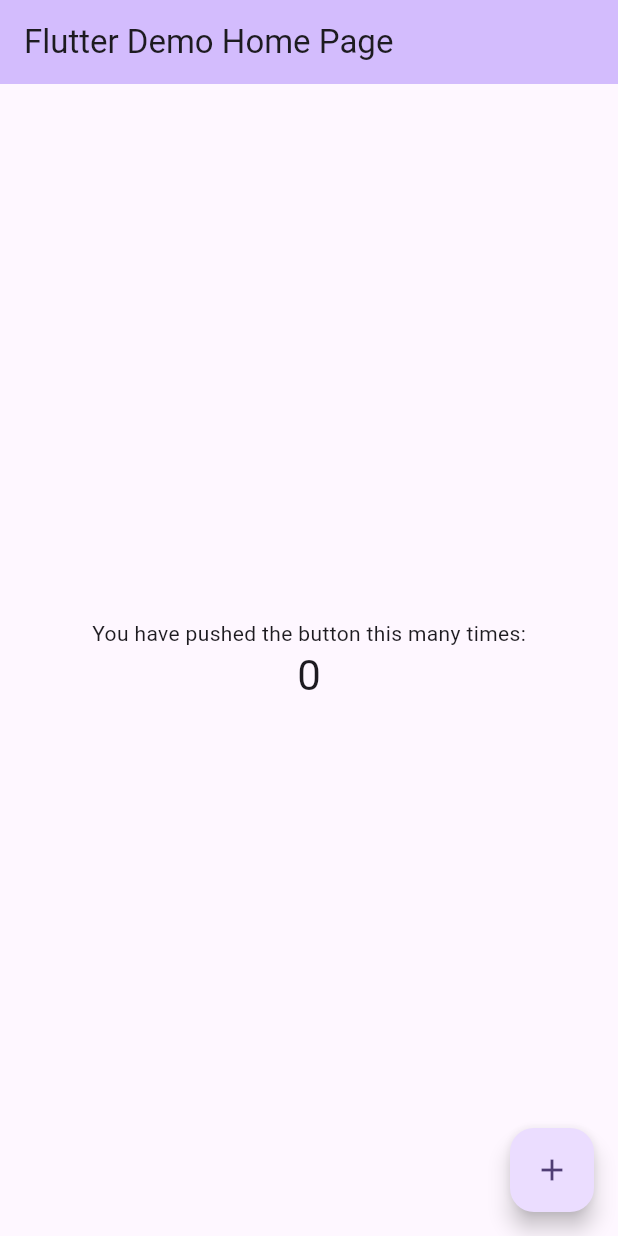
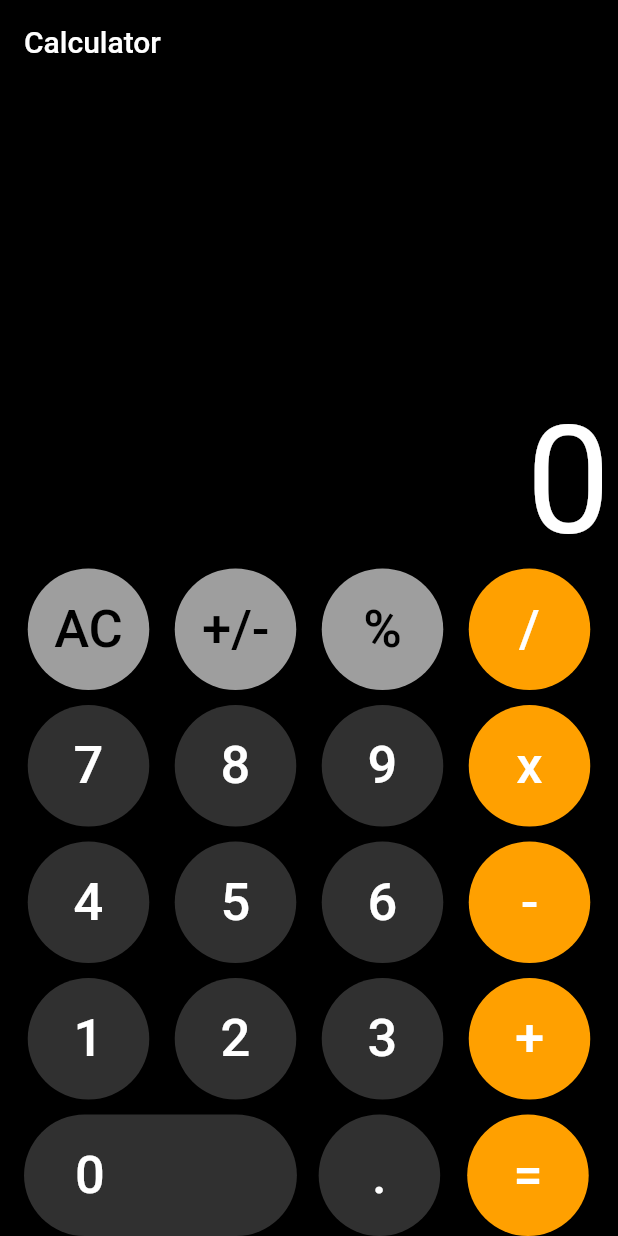
Before and after one commit to BENJAHJP/flutter-calculator, a Flutter app: the screen it shows after launch, on a phone screen of 412 x 824 dp. Run offline on Flutter 3.47's test engine with Material 2 defaults, Android fonts, the phone set to English and light mode, and no system bars.

Commit message:
calculator full

```diff
--- a/lib/main.dart
+++ b/lib/main.dart
@@ -1,125 +1,207 @@
 import 'package:flutter/material.dart';
 
-void main() {
-  runApp(const MyApp());
-}
+void main() => runApp(const CalculatorApp());
 
-class MyApp extends StatelessWidget {
-  const MyApp({super.key});
+class CalculatorApp extends StatelessWidget {
+  const CalculatorApp({super.key});
 
-  // This widget is the root of your application.
   @override
   Widget build(BuildContext context) {
-    return MaterialApp(
-      title: 'Flutter Demo',
-      theme: ThemeData(
-        // This is the theme of your application.
-        //
-        // TRY THIS: Try running your application with "flutter run". You'll see
-        // the application has a blue toolbar. Then, without quitting the app,
-        // try changing the seedColor in the colorScheme below to Colors.green
-        // and then invoke "hot reload" (save your changes or press the "hot
-        // reload" button in a Flutter-supported IDE, or press "r" if you used
-        // the command line to start the app).
-        //
-        // Notice that the counter didn't reset back to zero; the application
-        // state is not lost during the reload. To reset the state, use hot
-        // restart instead.
-        //
-        // This works for code too, not just values: Most code changes can be
-        // tested with just a hot reload.
-        colorScheme: ColorScheme.fromSeed(seedColor: Colors.deepPurple),
-        useMaterial3: true,
-      ),
-      home: const MyHomePage(title: 'Flutter Demo Home Page'),
+    return const MaterialApp(
+      debugShowCheckedModeBanner: false,
+      home: Calculator(),
     );
   }
 }
 
-class MyHomePage extends StatefulWidget {
-  const MyHomePage({super.key, required this.title});
-
-  // This widget is the home page of your application. It is stateful, meaning
-  // that it has a State object (defined below) that contains fields that affect
-  // how it looks.
-
-  // This class is the configuration for the state. It holds the values (in this
-  // case the title) provided by the parent (in this case the App widget) and
-  // used by the build method of the State. Fields in a Widget subclass are
-  // always marked "final".
-
-  final String title;
+class Calculator extends StatefulWidget {
+  const Calculator({super.key});
 
   @override
-  State<MyHomePage> createState() => _MyHomePageState();
+  State<Calculator> createState() => _CalculatorState();
 }
 
-class _MyHomePageState extends State<MyHomePage> {
-  int _counter = 0;
-
-  void _incrementCounter() {
-    setState(() {
-      // This call to setState tells the Flutter framework that something has
-      // changed in this State, which causes it to rerun the build method below
-      // so that the display can reflect the updated values. If we changed
-      // _counter without calling setState(), then the build method would not be
-      // called again, and so nothing would appear to happen.
-      _counter++;
-    });
+class _CalculatorState extends State<Calculator> {
+  Widget calculatorButton(String btnText, Color btnColor, Color txtColor) {
+    return Container(
+        child: MaterialButton(
+      onPressed: () {
+        calculation(btnText);
+      },
+      shape: const CircleBorder(),
+      color: btnColor,
+      padding: const EdgeInsets.all(20),
+      child: Text(
+        btnText,
+        style: TextStyle(fontSize: 35, color: txtColor),
+      ),
+    ));
   }
 
   @override
   Widget build(BuildContext context) {
-    // This method is rerun every time setState is called, for instance as done
-    // by the _incrementCounter method above.
-    //
-    // The Flutter framework has been optimized to make rerunning build methods
-    // fast, so that you can just rebuild anything that needs updating rather
-    // than having to individually change instances of widgets.
     return Scaffold(
+      backgroundColor: Colors.black,
       appBar: AppBar(
-        // TRY THIS: Try changing the color here to a specific color (to
-        // Colors.amber, perhaps?) and trigger a hot reload to see the AppBar
-        // change color while the other colors stay the same.
-        backgroundColor: Theme.of(context).colorScheme.inversePrimary,
-        // Here we take the value from the MyHomePage object that was created by
-        // the App.build method, and use it to set our appbar title.
-        title: Text(widget.title),
+        title: const Text("Calculator"),
+        backgroundColor: Colors.black,
       ),
-      body: Center(
-        // Center is a layout widget. It takes a single child and positions it
-        // in the middle of the parent.
+      body: Padding(
+        padding: const EdgeInsets.symmetric(horizontal: 5),
         child: Column(
-          // Column is also a layout widget. It takes a list of children and
-          // arranges them vertically. By default, it sizes itself to fit its
-          // children horizontally, and tries to be as tall as its parent.
-          //
-          // Column has various properties to control how it sizes itself and
-          // how it positions its children. Here we use mainAxisAlignment to
-          // center the children vertically; the main axis here is the vertical
-          // axis because Columns are vertical (the cross axis would be
-          // horizontal).
-          //
-          // TRY THIS: Invoke "debug painting" (choose the "Toggle Debug Paint"
-          // action in the IDE, or press "p" in the console), to see the
-          // wireframe for each widget.
-          mainAxisAlignment: MainAxisAlignment.center,
-          children: <Widget>[
-            const Text(
-              'You have pushed the button this many times:',
+          mainAxisAlignment: MainAxisAlignment.end,
+          children: [
+            Row(
+              mainAxisAlignment: MainAxisAlignment.end,
+              children: [
+                const Padding(padding: EdgeInsets.all(10)),
+                Text(
+                  text,
+                  textAlign: TextAlign.left,
+                  style: const TextStyle(color: Colors.white, fontSize: 100),
+                )
+              ],
             ),
-            Text(
-              '$_counter',
-              style: Theme.of(context).textTheme.headlineMedium,
+            Row(
+              mainAxisAlignment: MainAxisAlignment.spaceEvenly,
+              children: [
+                calculatorButton("AC", Colors.grey, Colors.black),
+                calculatorButton("+/-", Colors.grey, Colors.black),
+                calculatorButton("%", Colors.grey, Colors.black),
+                calculatorButton("/", Colors.amber[700]!, Colors.white)
+              ],
             ),
+            const SizedBox(
+              height: 10,
+            ),
+            Row(
+              mainAxisAlignment: MainAxisAlignment.spaceEvenly,
+              children: [
+                calculatorButton("7", Colors.grey[850]!, Colors.white),
+                calculatorButton("8", Colors.grey[850]!, Colors.white),
+                calculatorButton("9", Colors.grey[850]!, Colors.white),
+                calculatorButton("x", Colors.amber[700]!, Colors.white)
+              ],
+            ),
+            const SizedBox(
+              height: 10,
+            ),
+            Row(
+              mainAxisAlignment: MainAxisAlignment.spaceEvenly,
+              children: [
+                calculatorButton("4", Colors.grey[850]!, Colors.white),
+                calculatorButton("5", Colors.grey[850]!, Colors.white),
+                calculatorButton("6", Colors.grey[850]!, Colors.white),
+                calculatorButton("-", Colors.amber[700]!, Colors.white)
+              ],
+            ),
+            const SizedBox(
+              height: 10,
+            ),
+            Row(
+              mainAxisAlignment: MainAxisAlignment.spaceEvenly,
+              children: [
+                calculatorButton("1", Colors.grey[850]!, Colors.white),
+                calculatorButton("2", Colors.grey[850]!, Colors.white),
+                calculatorButton("3", Colors.grey[850]!, Colors.white),
+                calculatorButton("+", Colors.amber[700]!, Colors.white)
+              ],
+            ),
+            const SizedBox(
+              height: 10,
+            ),
+            Row(
+              mainAxisAlignment: MainAxisAlignment.spaceEvenly,
+              children: [
+                MaterialButton(
+                  padding: const EdgeInsets.fromLTRB(34, 20, 128, 20),
+                  onPressed: () {},
+                  shape: const StadiumBorder(),
+                  color: Colors.grey[850],
+                  child: const Text(
+                    "0",
+                    style: TextStyle(fontSize: 35, color: Colors.white),
+                  ),
+                ),
+                calculatorButton(".", Colors.grey[850]!, Colors.white),
+                calculatorButton("=", Colors.amber[700]!, Colors.white),
+              ],
+            )
           ],
         ),
       ),
-      floatingActionButton: FloatingActionButton(
-        onPressed: _incrementCounter,
-        tooltip: 'Increment',
-        child: const Icon(Icons.add),
-      ), // This trailing comma makes auto-formatting nicer for build methods.
     );
   }
+
+  dynamic text = "0";
+  double numOne = 0;
+  double numtwo = 0;
+
+  dynamic result = "";
+  dynamic finalResult = "";
+  dynamic opr = "";
+  dynamic preOpr = "";
+
+  void calculation(btnText) {
+    if (btnText == "AC") {
+      text = "0";
+      numOne = 0;
+      numtwo = 0;
+      result = "";
+      finalResult = "0";
+      opr = "";
+      preOpr = "";
+    } else if (opr == "=" && btnText == "=") {
+      String doesContainDecimal(dynamic result) {
+        if (result.toString().contains(".")) {
+          List<String> splitDecimal = result.toString().split(".");
+          if (!(int.parse(splitDecimal[1]) > 0)) {
+            return result - splitDecimal[0].toString();
+          }
+        }
+        return result;
+      }
+
+      String add() {
+        result = (numOne + numtwo).toString();
+        numOne = double.parse(result);
+        return doesContainDecimal(result);
+      }
+
+      String sub() {
+        result = (numOne - numtwo).toString();
+        numOne = double.parse(result);
+        return doesContainDecimal(result);
+      }
+
+      String mul() {
+        result = (numOne * numtwo).toString();
+        numOne = double.parse(result);
+        return doesContainDecimal(result);
+      }
+
+      String div() {
+        result = (numOne / numtwo).toString();
+        numOne = double.parse(result);
+        return doesContainDecimal(result);
+      }
+
+      if (preOpr == "+") {
+        finalResult = add();
+      } else if (preOpr == "-") {
+        finalResult = sub();
+      } else if (preOpr == "x") {
+        finalResult = mul();
+      } else if (preOpr == "/") {
+        finalResult = div();
+      } else {
+        result = result + btnText;
+        finalResult = result;
+      }
+
+      setState(() {
+        text = finalResult;
+      });
+    }
+  }
 }
```
